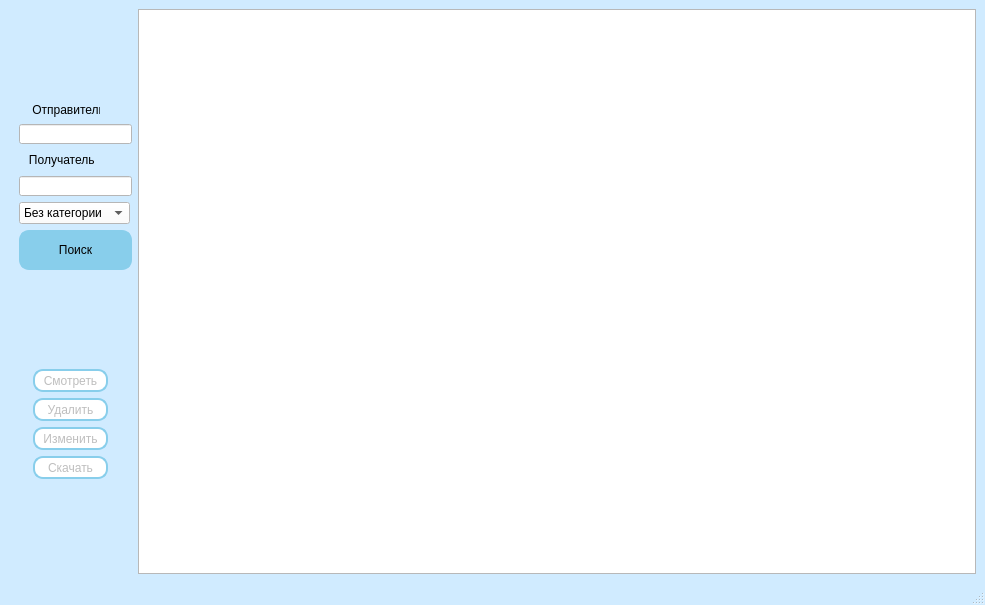
Old version of the form designs/see_db.ui in the repository arekalov/Mhelper.
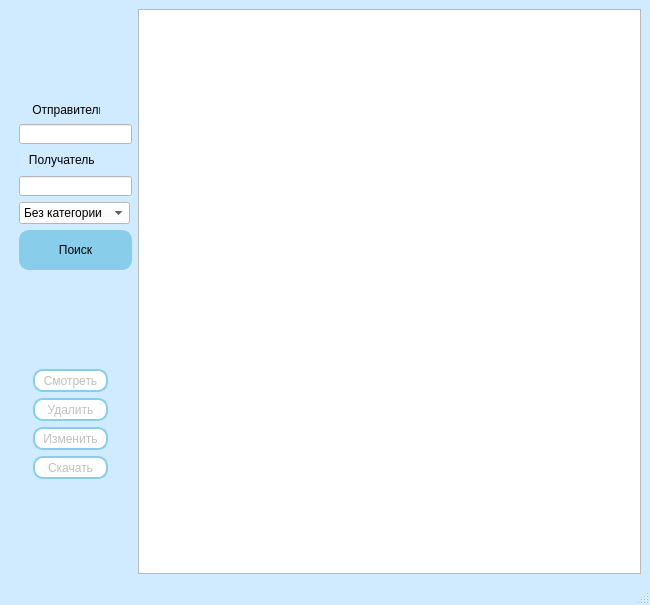
New version of the form.

The edit to the form file:
```diff
--- a/designs/see_db.ui
+++ b/designs/see_db.ui
@@ -6,7 +6,7 @@
    <rect>
     <x>0</x>
     <y>0</y>
-    <width>985</width>
+    <width>650</width>
     <height>605</height>
    </rect>
   </property>
```
Left out of the diff: 2 changed lines with no effect on the pictures.
